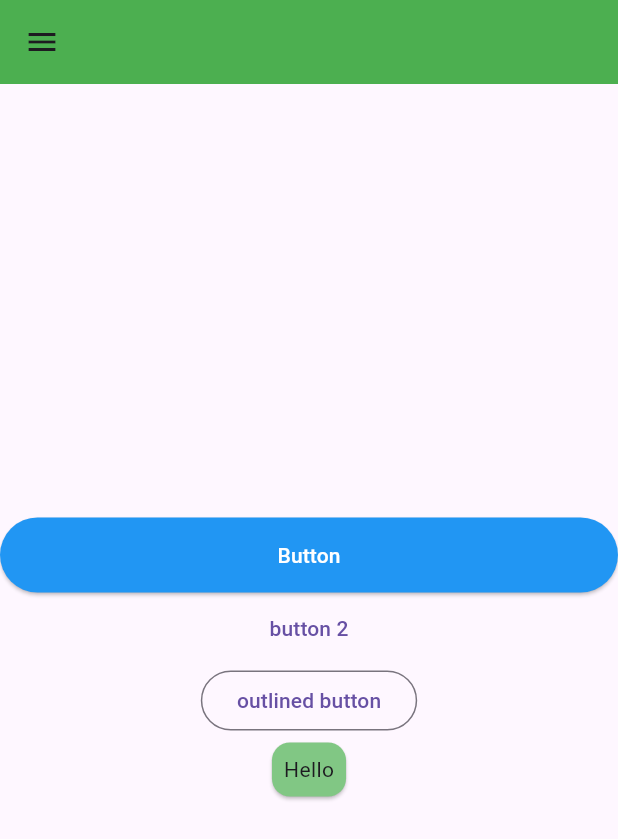
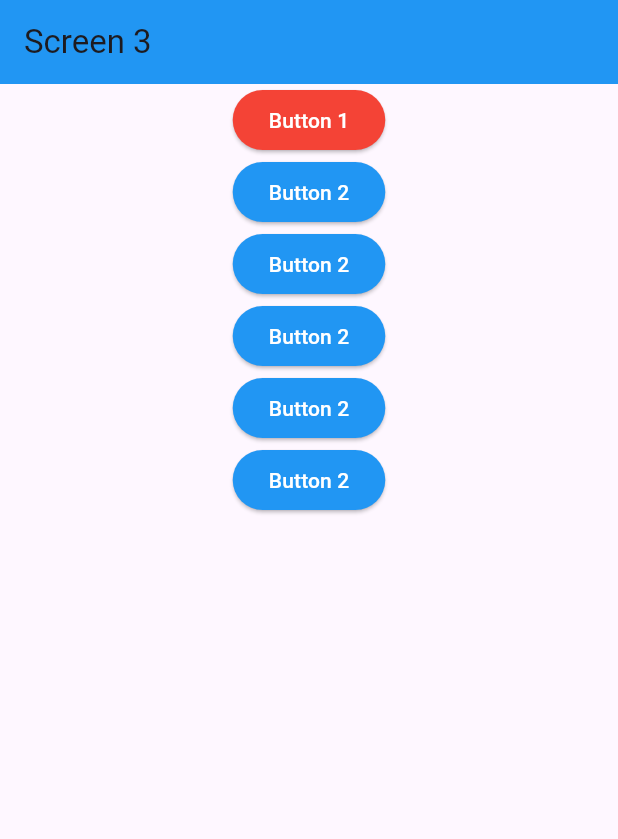
Before and after one commit to kaziomarSH24/Flutter-practice, a Flutter app: the screen it shows after launch, on a phone screen of 412 x 824 dp. Shown: the top 839 px of the screen. Run offline on Flutter 3.47's test engine with Material 3 defaults, Android fonts, the phone set to English and light mode, and no system bars.

Commit message:
Theme dark and light

```diff
--- /dev/null
+++ b/lib/app/app.dart
@@ -0,0 +1,34 @@
+import 'package:flutter/material.dart';
+// import 'package:login_page/screen/screen2.dart';
+import 'package:login_page/screen/screen3.dart';
+
+class myFirstApp extends StatelessWidget {
+  const myFirstApp({super.key});
+
+  @override
+  Widget build(BuildContext context) {
+    return MaterialApp(
+      home: Screen3(),
+      debugShowCheckedModeBanner: false,
+      themeMode: ThemeMode.system,
+      theme: ThemeData(
+        brightness: Brightness.light,
+        elevatedButtonTheme: ElevatedButtonThemeData(
+          style: ElevatedButton.styleFrom(
+            backgroundColor: Colors.blue,
+            foregroundColor: Colors.white,
+          ),
+        ),
+      ),
+      darkTheme: ThemeData(
+        brightness: Brightness.dark,
+        elevatedButtonTheme: ElevatedButtonThemeData(
+          style: ElevatedButton.styleFrom(
+            backgroundColor: Colors.red,
+            foregroundColor: Colors.white,
+          ),
+        ),
+      ),
+    );
+  }
+}
--- a/lib/main.dart
+++ b/lib/main.dart
@@ -1,29 +1,9 @@
 
 import 'package:flutter/material.dart';
-import 'package:login_page/screen2.dart';
+import 'package:login_page/app/app.dart';
 
 void main(List<String> args) {
   runApp(
     const myFirstApp(),
   );
 }
-
-class myFirstApp extends StatelessWidget {
-  const myFirstApp({super.key});
-
-  @override
-  Widget build(BuildContext context) {
-    return MaterialApp(
-      home: Screen2(),
-    );
-  }
-}
-
-class HomeScreen extends StatelessWidget {
-  const HomeScreen({super.key});
-
-  @override
-  Widget build(BuildContext context) {
-    return Scaffold();
-  }
-}
--- /dev/null
+++ b/lib/screen/builder_screen.dart
@@ -0,0 +1,12 @@
+import 'package:flutter/material.dart';
+
+class BuilderScreen extends StatelessWidget {
+  const BuilderScreen({super.key});
+
+  @override
+  Widget build(BuildContext context) {
+    return Scaffold(
+
+    );
+  }
+}
--- /dev/null
+++ b/lib/screen/home_screen.dart
@@ -0,0 +1,10 @@
+import 'package:flutter/material.dart';
+
+class HomeScreen extends StatelessWidget {
+  const HomeScreen({super.key});
+
+  @override
+  Widget build(BuildContext context) {
+    return Scaffold();
+  }
+}
--- /dev/null
+++ b/lib/screen/screen3.dart
@@ -0,0 +1,34 @@
+import 'package:flutter/material.dart';
+
+class Screen3 extends StatelessWidget {
+  const Screen3({super.key});
+
+  @override
+  Widget build(BuildContext context) {
+    return Scaffold(
+      appBar: AppBar(
+        backgroundColor: Colors.blue,
+        title: const Text('Screen 3'),
+      ),
+      body: Center(
+        child: Column(
+          children: [
+            ElevatedButton(
+              onPressed: () {},
+              child: const Text('Button 1'),
+              style: ElevatedButton.styleFrom(
+                backgroundColor: Colors.red,
+                foregroundColor: Colors.white,
+              ),
+            ),
+            ElevatedButton(onPressed: () {}, child: const Text('Button 2')),
+            ElevatedButton(onPressed: () {}, child: const Text('Button 2')),
+            ElevatedButton(onPressed: () {}, child: const Text('Button 2')),
+            ElevatedButton(onPressed: () {}, child: const Text('Button 2')),
+            ElevatedButton(onPressed: () {}, child: const Text('Button 2')),
+          ],
+        ),
+      ),
+    );
+  }
+}
```
Also changed, not shown: lib/screen/screen2.dart (renamed from lib/screen2.dart).
